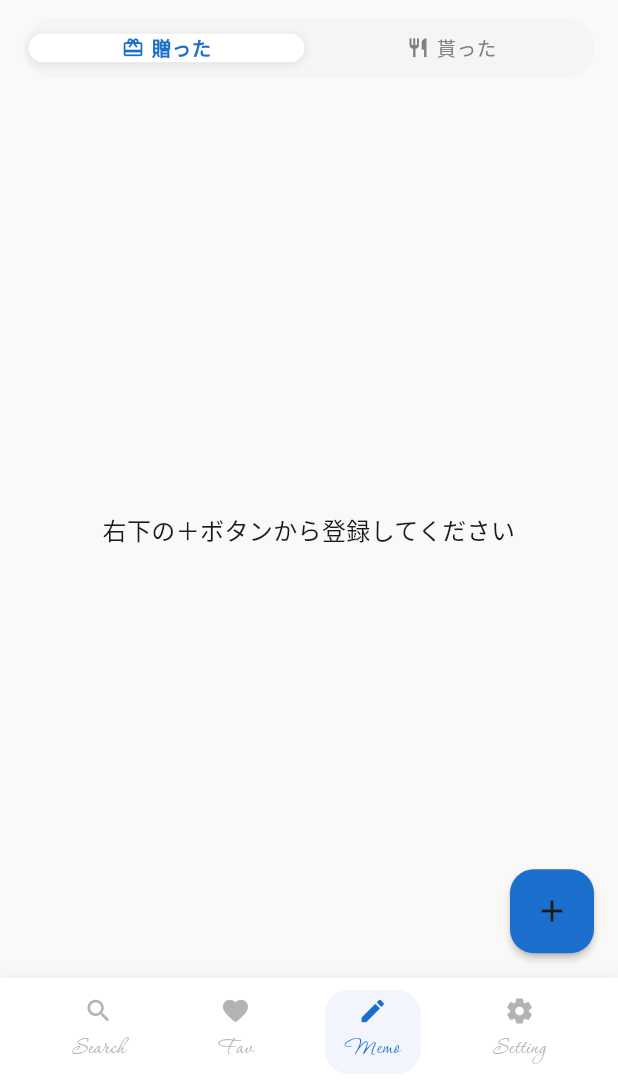
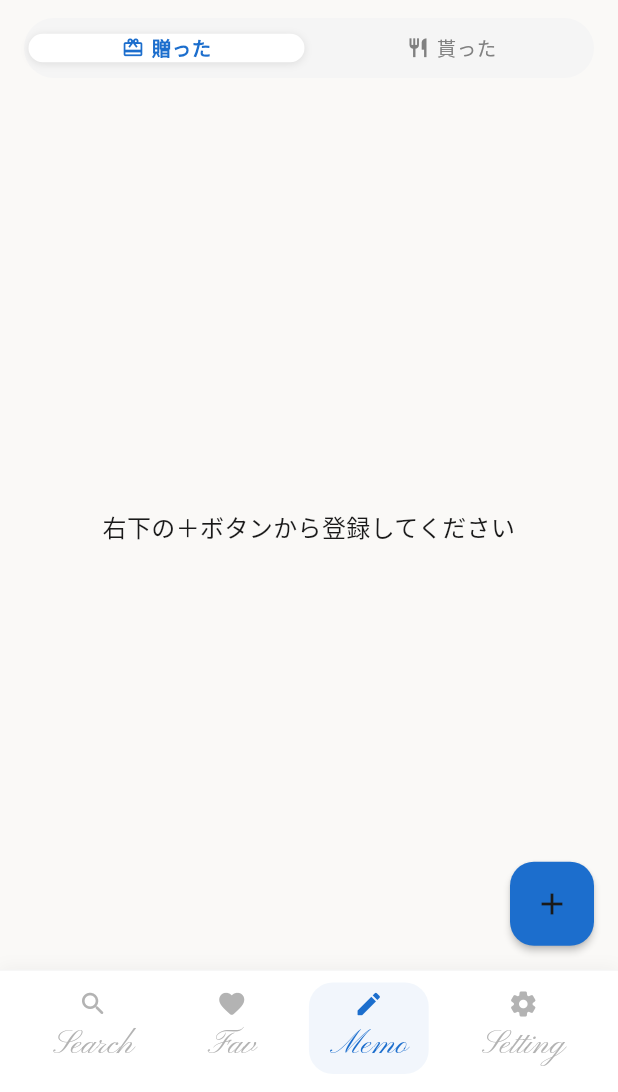
Before and after one commit to erablea/alamode_app, a Flutter app: the screen it shows after launch, item 3 of the bottom bar chosen, on a phone screen of 412 x 824 dp, the part 144-1236 px from its top. Run offline on Flutter 3.47's test engine with Material 3 defaults, Android fonts, the phone set to English and light mode, and no system bars; our stand-ins replace cached_network_image, image_picker, shared_preferences, supabase_flutter, syncfusion_flutter_datepicker; accounts and stored records are empty; Roboto replaces fonts that are missing (ZenMaruGothic); project files that could hold a hidden picture were left out.

Commit message:
Footer PinyonScript larger, lime green yellower, card gap removed, multi-category, input theme color
- Lime green → #A3C520 (more yellow-green)
- Footer: Corinthia→PinyonScript, 18→22px
- ItemCard: remove SizedBox between name and brand row
- Category badge: split comma-separated values, show multiple badges
- Theme swatch: remove box shadow
- Memo input focusedBorder uses Theme.of(context).primaryColor

Co-Authored-By: Claude Sonnet 4.6 <noreply@anthropic.com>

```diff
--- a/lib/main.dart
+++ b/lib/main.dart
@@ -12,7 +12,7 @@ import 'package:shared_preferences/shared_preferences.dart';
 const List<Map<String, dynamic>> appThemes = [
   {'key': 'blue',  'name': '花束に添えて',     'color': Color(0xFF1C6ECD)},
   {'key': 'pink',  'name': '愛と知る',         'color': Color(0xFFE8629A)},
-  {'key': 'green', 'name': '芽吹きの気配',     'color': Color(0xFF8CC63F)},
+  {'key': 'green', 'name': '芽吹きの気配',     'color': Color(0xFFA3C520)},
   {'key': 'gold',  'name': '季節の待ち合わせ', 'color': Color(0xFFC8A96E)},
 ];
 
@@ -336,8 +336,8 @@ class _MainAppState extends State<MainApp> {
             Text(
               label,
               style: TextStyle(
-                fontFamily: 'Corinthia',
-                fontSize: 18,
+                fontFamily: 'PinyonScript',
+                fontSize: 22,
                 color: isSelected ? primary : AppColors.blackLight.withOpacity(0.6),
               ),
             ),
--- a/lib/view/user.dart
+++ b/lib/view/user.dart
@@ -473,7 +473,6 @@ class _UserScreenState extends State<UserScreen> {
                                 decoration: BoxDecoration(
                                   color: color,
                                   borderRadius: BorderRadius.circular(4),
-                                  boxShadow: [BoxShadow(color: color.withOpacity(0.3), blurRadius: 4, offset: const Offset(0, 2))],
                                 ),
                               ),
                               const SizedBox(width: 14),
```
Also changed, not shown: lib/view/home.dart (+10 -15 lines), lib/view/memo.dart (+13 -9 lines).
